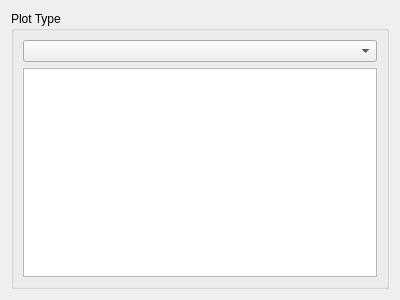
The window that mtpy/gui/SmartMT/ui_asset/plot_options.ui (MTgeophysics/mtpy) describes before a commit, drawn with Qt 5.
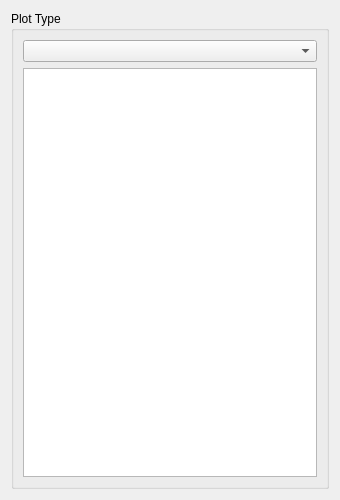
The same window after the commit.

Patch:
```diff
--- a/mtpy/gui/SmartMT/ui_asset/plot_options.ui
+++ b/mtpy/gui/SmartMT/ui_asset/plot_options.ui
@@ -9,8 +9,8 @@
    <rect>
     <x>0</x>
     <y>0</y>
-    <width>400</width>
-    <height>300</height>
+    <width>340</width>
+    <height>500</height>
    </rect>
   </property>
   <property name="windowTitle">
```
